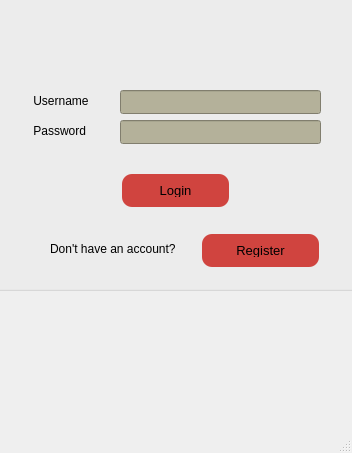
jelisavetagavrilovic/kOrganizify, file kOrganizify/src/mainwindow.ui: the form before one commit.
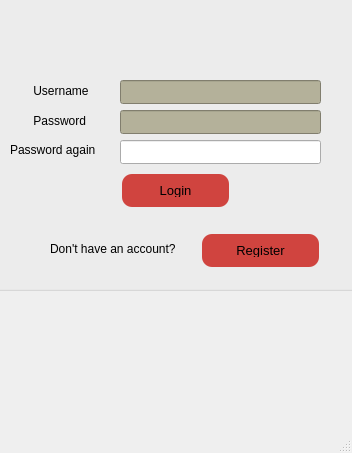
The form after the commit. Icons and pictures are not drawn.

Commit message: confirm password

Diff of the .ui file:
```diff
--- a/kOrganizify/src/mainwindow.ui
+++ b/kOrganizify/src/mainwindow.ui
@@ -39,7 +39,7 @@
      <property name="geometry">
       <rect>
        <x>100</x>
-       <y>100</y>
+       <y>90</y>
        <width>91</width>
        <height>21</height>
       </rect>
@@ -58,7 +58,7 @@
      <property name="geometry">
       <rect>
        <x>100</x>
-       <y>130</y>
+       <y>120</y>
        <width>91</width>
        <height>21</height>
       </rect>
@@ -71,7 +71,7 @@
      <property name="geometry">
       <rect>
        <x>190</x>
-       <y>100</y>
+       <y>90</y>
        <width>201</width>
        <height>24</height>
       </rect>
@@ -86,7 +86,7 @@
      <property name="geometry">
       <rect>
        <x>190</x>
-       <y>130</y>
+       <y>120</y>
        <width>201</width>
        <height>24</height>
       </rect>
@@ -236,6 +236,29 @@
       <bool>true</bool>
      </property>
     </widget>
+    <widget class="QLabel" name="lblPasswordAgain">
+     <property name="geometry">
+      <rect>
+       <x>80</x>
+       <y>150</y>
+       <width>111</width>
+       <height>20</height>
+      </rect>
+     </property>
+     <property name="text">
+      <string>Password again</string>
+     </property>
+    </widget>
+    <widget class="QLineEdit" name="lePasswordAgain">
+     <property name="geometry">
+      <rect>
+       <x>190</x>
+       <y>150</y>
+       <width>201</width>
+       <height>24</height>
+      </rect>
+     </property>
+    </widget>
    </widget>
    <widget class="QLabel" name="lblPoster">
     <property name="geometry">
```
Left out of the diff: 2 changed lines with no effect on the pictures. The commit also changes 8 other files.
